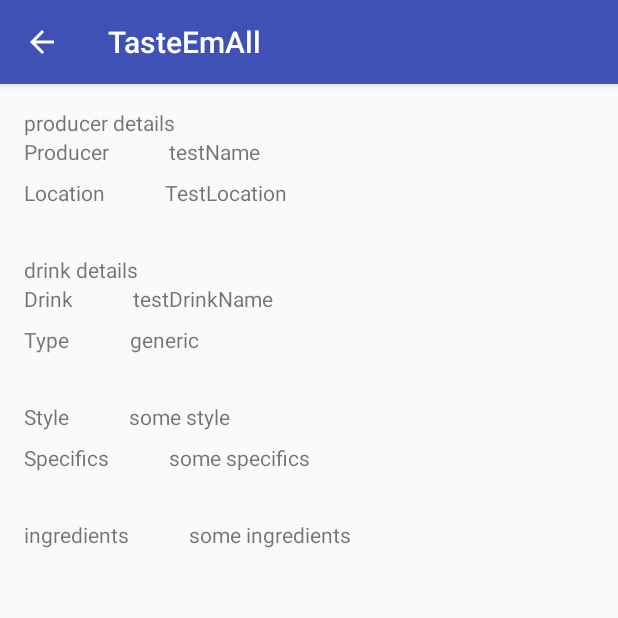
After one commit to fbartnitzek/TasteEmAll, an Android app: the ShowDrinkActivity screen opened directly, with no data from a screen before it, on a phone screen of 412 x 824 dp, the top half of it. The commit adds this screen. Run offline under Robolectric (Android 15) with nearby library versions, the phone set to English and light mode, and no system bars; 1 statement that could not run was skipped.

Commit message:
updated Drink-functionality (part 2) - joined query with drink and producer is working - ShowDrink-Dialog is working (quite simply) - other TODOs still exist (AND Reviews...)

```diff
--- a/app/build.gradle
+++ b/app/build.gradle
@@ -32,6 +32,7 @@ android {
 
 
 
+
 dependencies {
     compile fileTree(dir: 'libs', include: ['*.jar'])
     compile project(':pojodata')
--- a/app/src/main/java/com/example/fbartnitzek/tasteemall/DrinkAdapter.java
+++ b/app/src/main/java/com/example/fbartnitzek/tasteemall/DrinkAdapter.java
@@ -60,7 +60,7 @@ public class DrinkAdapter extends RecyclerView.Adapter<DrinkAdapter.ViewHolder>
 
         // TODO: joined query...
         holder.producerNameView.setText(
-                mCursor.getString(MainFragment.COL_QUERY_DRINK_PRODUCER_ID));
+                mCursor.getString(MainFragment.COL_QUERY_DRINK_PRODUCER_NAME));
         holder.drinkNameView.setText(
                 mCursor.getString(MainFragment.COL_QUERY_DRINK_NAME));
         holder.drinkTypeView.setText(
--- a/app/src/main/java/com/example/fbartnitzek/tasteemall/MainFragment.java
+++ b/app/src/main/java/com/example/fbartnitzek/tasteemall/MainFragment.java
@@ -52,13 +52,15 @@ public class MainFragment extends Fragment implements LoaderManager.LoaderCallba
     static final int COL_QUERY_PRODUCER_LOCATION = 3;
     private String mSearchString;
 
-    private static final String[] DRINK_QUERY_COLUMNS = {
+    private static final String[] DRINK_WITH_PRODUCER_QUERY_COLUMNS = {
             DrinkEntry.TABLE_NAME + "." +  DrinkEntry._ID,  // without the CursurAdapter doesn't work
             Drink.NAME,
             Drink.PRODUCER_ID,
             Drink.TYPE,
             Drink.SPECIFICS,
-            Drink.STYLE};
+            Drink.STYLE,
+            Producer.NAME,
+            Producer.LOCATION};
 
     static final int COL_QUERY_DRINK__ID = 0;
     static final int COL_QUERY_DRINK_NAME = 1;
@@ -66,6 +68,9 @@ public class MainFragment extends Fragment implements LoaderManager.LoaderCallba
     static final int COL_QUERY_DRINK_TYPE= 3;
     static final int COL_QUERY_DRINK_SPECIFICS= 4;
     static final int COL_QUERY_DRINK_STYLE= 5;
+    static final int COL_QUERY_DRINK_PRODUCER_NAME= 6;
+    static final int COL_QUERY_DRINK_PRODUCER_LOCATION= 7;
+
 
 
     public MainFragment() {}
@@ -116,7 +121,10 @@ public class MainFragment extends Fragment implements LoaderManager.LoaderCallba
                 Log.v(LOG_TAG, "onClick, hashCode=" + this.hashCode() + ", " + "drinkName = [" + drinkName + "], contentUri = [" + contentUri + "], viewHolder = [" + viewHolder + "]");
                 Snackbar.make(rootView, drinkName + " clicked...", LENGTH_SHORT).show();
 
-                // TODO: add activity and start it
+
+                Intent intent = new Intent(getActivity(), ShowDrinkActivity.class)
+                        .setData(contentUri);
+                startActivity(intent);
             }
         });
 
@@ -169,7 +177,7 @@ public class MainFragment extends Fragment implements LoaderManager.LoaderCallba
                 String sortOrder = DrinkEntry.TABLE_NAME + "." + Drink.NAME + " ASC";
                 return new CursorLoader(getActivity(),
                         DrinkEntry.buildUriWithName(mSearchString == null ? "" : mSearchString),
-                        DRINK_QUERY_COLUMNS,
+                        DRINK_WITH_PRODUCER_QUERY_COLUMNS,
                         null, null,
                         sortOrder);
             default:
--- /dev/null
+++ b/app/src/main/java/com/example/fbartnitzek/tasteemall/ShowDrinkActivity.java
@@ -0,0 +1,42 @@
+package com.example.fbartnitzek.tasteemall;
+
+import android.os.Bundle;
+import android.support.v7.app.AppCompatActivity;
+import android.support.v7.widget.Toolbar;
+import android.util.Log;
+
+public class ShowDrinkActivity extends AppCompatActivity {
+
+    private static final String FRAGMENT_TAG = "SHOw_DRINK_TAG";
+    private static final String LOG_TAG = ShowDrinkActivity.class.getName();
+    public static final String EXTRA_DRINK_URI = "EXTRA_DRINK_URI";
+    @Override
+    protected void onCreate(Bundle savedInstanceState) {
+        super.onCreate(savedInstanceState);
+        Log.v(LOG_TAG, "onCreate, hashCode=" + this.hashCode() + ", " + "savedInstanceState = [" + savedInstanceState + "]");
+        setContentView(R.layout.activity_show_drink);
+
+        Toolbar toolbar = (Toolbar) findViewById(R.id.toolbar);
+        setSupportActionBar(toolbar);
+
+        if (getSupportActionBar() != null) {
+            Log.v(LOG_TAG, "onCreate - supportActionBar ready, hashCode=" + this.hashCode() + ", " + "savedInstanceState = [" + savedInstanceState + "]");
+            getSupportActionBar().setDisplayHomeAsUpEnabled(true);
+            getSupportActionBar().setHomeButtonEnabled(true);
+        } else {
+            Log.v(LOG_TAG, "onCreate - supportActionBar not ready... , hashCode=" + this.hashCode() + ", " + "savedInstanceState = [" + savedInstanceState + "]");
+        }
+
+        Bundle args = new Bundle();
+        args.putParcelable(EXTRA_DRINK_URI, getIntent().getData());
+
+        ShowDrinkFragment fragment = new ShowDrinkFragment();
+        fragment.setArguments(args);
+
+        if (savedInstanceState == null) {
+            getSupportFragmentManager().beginTransaction()
+                    .add(R.id.drink_container, fragment, FRAGMENT_TAG)
+                    .commit();
+        }
+    }
+}
--- /dev/null
+++ b/app/src/main/java/com/example/fbartnitzek/tasteemall/ShowDrinkFragment.java
@@ -0,0 +1,138 @@
+package com.example.fbartnitzek.tasteemall;
+
+
+import android.database.Cursor;
+import android.net.Uri;
+import android.os.Bundle;
+import android.support.annotation.Nullable;
+import android.support.v4.app.Fragment;
+import android.support.v4.app.LoaderManager;
+import android.support.v4.content.CursorLoader;
+import android.support.v4.content.Loader;
+import android.util.Log;
+import android.view.LayoutInflater;
+import android.view.View;
+import android.view.ViewGroup;
+import android.widget.TextView;
+
+import com.example.fbartnitzek.tasteemall.data.DatabaseContract;
+import com.example.fbartnitzek.tasteemall.data.pojo.Drink;
+import com.example.fbartnitzek.tasteemall.data.pojo.Producer;
+
+
+/**
+ * A simple {@link Fragment} subclass.
+ */
+public class ShowDrinkFragment extends Fragment implements LoaderManager.LoaderCallbacks<Cursor> {
+
+    private static final String LOG_TAG = ShowDrinkFragment.class.getName();
+
+    private static final String[] DETAIL_COLUMNS = {
+            DatabaseContract.DrinkEntry.TABLE_NAME + "." + DatabaseContract.DrinkEntry._ID,  // without the CursurAdapter doesn't work
+            Drink.NAME,
+            Drink.PRODUCER_ID,
+            Drink.TYPE,
+            Drink.SPECIFICS,
+            Drink.STYLE,
+            Drink.INGREDIENTS,
+            Producer.NAME,
+            Producer.LOCATION};
+
+    static final int COL_QUERY_DRINK__ID = 0;
+    static final int COL_QUERY_DRINK_NAME = 1;
+    static final int COL_QUERY_DRINK_PRODUCER_ID = 2;
+    static final int COL_QUERY_DRINK_TYPE = 3;
+    static final int COL_QUERY_DRINK_SPECIFICS = 4;
+    static final int COL_QUERY_DRINK_STYLE = 5;
+    static final int COL_QUERY_DRINK_INGREDIENTS = 6;
+    static final int COL_QUERY_DRINK_PRODUCER_NAME = 7;
+    static final int COL_QUERY_DRINK_PRODUCER_LOCATION = 8;
+
+    public static final int SHOW_DRINK_LOADER_ID = 21;
+
+    private TextView mProducerNameView;
+    private TextView mProducerLocationView;
+
+    private TextView mDrinkNameView;
+    private TextView mDrinkTypeView;
+    private TextView mDrinkStyleView;
+    private TextView mDrinkSpecificsView;
+    private TextView mDrinkIngredientsView;
+    private Uri mUri;
+
+    public ShowDrinkFragment() {
+        Log.v(LOG_TAG, "ShowDrinkFragment, hashCode=" + this.hashCode() + ", " + "");
+        setHasOptionsMenu(true);    //later...
+
+    }
+
+
+    @Override
+    public View onCreateView(LayoutInflater inflater, ViewGroup container,
+                             Bundle savedInstanceState) {
+        // Inflate the layout for this fragment
+        View rootView = inflater.inflate(R.layout.fragment_show_drink, container, false);
+
+        Bundle args = getArguments();
+        if (args == null) {
+            Log.v(LOG_TAG, "onCreateView without args - something went wrong..., hashCode=" + this.hashCode() + ", " + "inflater = [" + inflater + "], container = [" + container + "], savedInstanceState = [" + savedInstanceState + "]");
+        } else {
+            if (args.containsKey(ShowDrinkActivity.EXTRA_DRINK_URI)) {
+                mUri = args.getParcelable(ShowDrinkActivity.EXTRA_DRINK_URI);
+                Log.v(LOG_TAG, "onCreateView, mUri=" + mUri + ", hashCode=" + this.hashCode() + ", " + "inflater = [" + inflater + "], container = [" + container + "], savedInstanceState = [" + savedInstanceState + "]");
+            }
+        }
+
+        mProducerNameView = (TextView) rootView.findViewById(R.id.producer_name);
+        mProducerLocationView = (TextView) rootView.findViewById(R.id.producer_location);
+
+        mDrinkNameView = (TextView) rootView.findViewById(R.id.drink_name);
+        mDrinkTypeView = (TextView) rootView.findViewById(R.id.drink_type);
+        mDrinkStyleView = (TextView) rootView.findViewById(R.id.drink_style);
+        mDrinkSpecificsView = (TextView) rootView.findViewById(R.id.drink_specifics);
+        mDrinkIngredientsView = (TextView) rootView.findViewById(R.id.drink_ingredients);
+
+        return rootView;
+    }
+
+    @Override
+    public void onActivityCreated(@Nullable Bundle savedInstanceState) {
+        Log.v(LOG_TAG, "onActivityCreated, hashCode=" + this.hashCode() + ", " + "savedInstanceState = [" + savedInstanceState + "]");
+        getLoaderManager().initLoader(SHOW_DRINK_LOADER_ID, null, this);
+        super.onActivityCreated(savedInstanceState);
+    }
+
+    @Override
+    public Loader<Cursor> onCreateLoader(int id, Bundle args) {
+        Log.v(LOG_TAG, "onCreateLoader, hashCode=" + this.hashCode() + ", " + "id = [" + id + "], args = [" + args + "]");
+        if (mUri != null) {
+            return new CursorLoader(
+                    getActivity(),
+                    mUri,
+                    DETAIL_COLUMNS,
+                    null,
+                    null,
+                    null);
+        }
+        return null;
+    }
+
+    @Override
+    public void onLoadFinished(Loader<Cursor> loader, Cursor data) {
+        if (data != null && data.moveToFirst()) {
+            mProducerNameView.setText(data.getString(COL_QUERY_DRINK_PRODUCER_NAME));
+            mProducerLocationView.setText(data.getString(COL_QUERY_DRINK_PRODUCER_LOCATION));
+
+            mDrinkNameView.setText(data.getString(COL_QUERY_DRINK_NAME));
+            mDrinkTypeView.setText(data.getString(COL_QUERY_DRINK_TYPE));
+            mDrinkStyleView.setText(data.getString(COL_QUERY_DRINK_STYLE));
+            mDrinkSpecificsView.setText(data.getString(COL_QUERY_DRINK_SPECIFICS));
+            mDrinkIngredientsView.setText(data.getString(COL_QUERY_DRINK_INGREDIENTS));
+        }
+    }
+
+    @Override
+    public void onLoaderReset(Loader<Cursor> loader) {
+        Log.v(LOG_TAG, "onLoaderReset, hashCode=" + this.hashCode() + ", " + "loader = [" + loader + "]");
+    }
+}
--- a/app/src/main/java/com/example/fbartnitzek/tasteemall/data/DatabaseContract.java
+++ b/app/src/main/java/com/example/fbartnitzek/tasteemall/data/DatabaseContract.java
@@ -29,6 +29,7 @@ public class DatabaseContract {
     public static final String PATH_PRODUCER_BY_NAME = "producer_by_name";
     public static final String PATH_DRINK_BY_NAME = "drink_by_name";
     public static final String PATH_DRINK = "drink";
+    public static final String PATH_DRINK_WITH_PRODUCER_BY_NAME = "drink_with_producer_by_name";
     public static final String PATH_REVIEW = "review";
 
 //    //URI data
@@ -87,6 +88,11 @@ public class DatabaseContract {
         }
 
         public static Uri buildUriWithName(String searchString) {
+            return BASE_CONTENT_URI.buildUpon().appendPath(PATH_DRINK_WITH_PRODUCER_BY_NAME).
+                    appendPath(searchString).build();
+        }
+
+        public static Uri buildUriDrinkOnlyWithName(String searchString) {
             return BASE_CONTENT_URI.buildUpon().appendPath(PATH_DRINK_BY_NAME).
                     appendPath(searchString).build();
         }
--- a/app/src/main/java/com/example/fbartnitzek/tasteemall/data/DatabaseProvider.java
+++ b/app/src/main/java/com/example/fbartnitzek/tasteemall/data/DatabaseProvider.java
@@ -7,6 +7,7 @@ import android.content.UriMatcher;
 import android.database.Cursor;
 import android.database.SQLException;
 import android.database.sqlite.SQLiteDatabase;
+import android.database.sqlite.SQLiteQueryBuilder;
 import android.net.Uri;
 import android.support.annotation.Nullable;
 import android.util.Log;
@@ -46,6 +47,8 @@ public class DatabaseProvider extends ContentProvider {
 
     private static final int DRINKS = 300;
     private static final int DRINKS_BY_NAME = 301;
+    private static final int DRINKS_WITH_PRODUCER_BY_NAME = 310;
+    private static final int DRINKS_WITH_PRODUCER_BY_ID = 311;
 //    private static final int USERS = 400;
     private static final int REVIEWS = 500;
 
@@ -88,10 +91,14 @@ public class DatabaseProvider extends ContentProvider {
         matcher.addURI(authority, DatabaseContract.PATH_PRODUCER_BY_NAME+ "/*", PRODUCERS_BY_NAME);
         //TODO: all breweries in certain location - even better in area (center, radius)
 
-        // all beers
+        // all drinks
         matcher.addURI(authority, DatabaseContract.PATH_DRINK, DRINKS);
         matcher.addURI(authority, DatabaseContract.PATH_DRINK_BY_NAME + "/", DRINKS_BY_NAME);
         matcher.addURI(authority, DatabaseContract.PATH_DRINK_BY_NAME + "/*", DRINKS_BY_NAME);
+        matcher.addURI(authority, DatabaseContract.PATH_DRINK_WITH_PRODUCER_BY_NAME + "/", DRINKS_WITH_PRODUCER_BY_NAME);
+        matcher.addURI(authority, DatabaseContract.PATH_DRINK_WITH_PRODUCER_BY_NAME + "/*", DRINKS_WITH_PRODUCER_BY_NAME);
+        matcher.addURI(authority, DatabaseContract.PATH_DRINK + "/#", DRINKS_WITH_PRODUCER_BY_ID);
+
         // TODO: all beers of certain brewery, of breweries in certain location / area
 
         // all users
@@ -151,7 +158,19 @@ public class DatabaseProvider extends ContentProvider {
                 cursor = db.query(DrinkEntry.TABLE_NAME, projection, DRINKS_BY_NAME_SELECTION,
                         mySelectionArgs, null, null, sortOrder);
                 break;
-
+            case DRINKS_WITH_PRODUCER_BY_NAME:
+                pattern = DrinkEntry.getSearchString(uri);
+                mySelectionArgs = new String[]{pattern + "%"};
+//                cursor = db.query(DrinkEntry.TABLE_NAME, projection, DRINKS_BY_NAME_SELECTION,
+//                        mySelectionArgs, null, null, sortOrder);
+                cursor = sDrinksWithProducersQueryBuilder.query(db,
+                        projection, DRINKS_BY_NAME_SELECTION, mySelectionArgs, null, null, sortOrder);
+                break;
+            case DRINKS_WITH_PRODUCER_BY_ID:
+                cursor = sDrinksWithProducersQueryBuilder.query(db,
+                        projection, DrinkEntry.TABLE_NAME + "." + DrinkEntry._ID + " = '" + ContentUris.parseId(uri) + "'",
+                        selectionArgs, null, null, sortOrder);
+                break;
             case REVIEWS:
                 cursor = db.query(ReviewEntry.TABLE_NAME, projection, selection, selectionArgs,
                         null, null, sortOrder);
@@ -162,6 +181,16 @@ public class DatabaseProvider extends ContentProvider {
         }
         cursor.setNotificationUri(getContext().getContentResolver(), uri);
         return cursor;
+    }
+
+    private static final SQLiteQueryBuilder sDrinksWithProducersQueryBuilder;
+
+    static{
+        sDrinksWithProducersQueryBuilder = new SQLiteQueryBuilder();
+        sDrinksWithProducersQueryBuilder.setTables(
+                DrinkEntry.TABLE_NAME + " INNER JOIN " + ProducerEntry.TABLE_NAME
+                        + " ON " + DrinkEntry.TABLE_NAME + "." + Drink.PRODUCER_ID + " = "
+                        + ProducerEntry.TABLE_NAME + "." + Producer.PRODUCER_ID);
     }
 
     @Nullable
--- /dev/null
+++ b/app/src/main/res/layout/activity_show_drink.xml
@@ -0,0 +1,27 @@
+<?xml version="1.0" encoding="utf-8"?>
+<android.support.design.widget.CoordinatorLayout
+    xmlns:android="http://schemas.android.com/apk/res/android"
+    xmlns:app="http://schemas.android.com/apk/res-auto"
+    xmlns:tools="http://schemas.android.com/tools"
+    android:layout_width="match_parent"
+    android:layout_height="match_parent"
+    android:fitsSystemWindows="true"
+    tools:context="com.example.fbartnitzek.tasteemall.ShowDrinkActivity">
+
+    <android.support.design.widget.AppBarLayout
+        android:layout_width="match_parent"
+        android:layout_height="wrap_content"
+        android:theme="@style/AppTheme.AppBarOverlay">
+
+        <android.support.v7.widget.Toolbar
+            android:id="@+id/toolbar"
+            android:layout_width="match_parent"
+            android:layout_height="?attr/actionBarSize"
+            android:background="?attr/colorPrimary"
+            app:popupTheme="@style/AppTheme.PopupOverlay"/>
+
+    </android.support.design.widget.AppBarLayout>
+
+    <include layout="@layout/content_drink"/>
+
+</android.support.design.widget.CoordinatorLayout>
--- /dev/null
+++ b/app/src/main/res/layout/content_drink.xml
@@ -0,0 +1,7 @@
+<?xml version="1.0" encoding="utf-8"?>
+<FrameLayout xmlns:android="http://schemas.android.com/apk/res/android"
+             xmlns:app="http://schemas.android.com/apk/res-auto"
+             android:id="@+id/drink_container"
+             android:layout_width="match_parent"
+             android:layout_height="match_parent"
+             app:layout_behavior="@string/appbar_scrolling_view_behavior"/>
--- /dev/null
+++ b/app/src/main/res/layout/fragment_show_drink.xml
@@ -0,0 +1,171 @@
+<LinearLayout xmlns:android="http://schemas.android.com/apk/res/android"
+              xmlns:tools="http://schemas.android.com/tools"
+              android:layout_width="match_parent"
+              android:layout_height="match_parent"
+              android:orientation="vertical"
+              android:padding="16dp"
+              tools:context=".ShowDrinkFragment"
+              tools:showIn="@layout/fragment_show_drink">
+
+    <TextView
+        android:text="producer details"
+        android:layout_width="match_parent"
+        android:layout_height="wrap_content"/>
+
+    <LinearLayout
+        android:layout_width="match_parent"
+        android:layout_height="wrap_content"
+        android:orientation="horizontal">
+
+        <TextView
+            android:id="@+id/label_producer_name"
+            android:layout_width="wrap_content"
+            android:layout_height="wrap_content"
+            android:layout_gravity="center"
+            android:paddingBottom="8dp"
+            android:paddingRight="40dp"
+            android:text="Producer"/>
+
+        <TextView
+            android:id="@+id/producer_name"
+            android:layout_width="wrap_content"
+            android:layout_height="wrap_content"
+            android:layout_gravity="center"
+            android:paddingBottom="8dp"
+            android:text="testName"/>
+    </LinearLayout>
+
+    <LinearLayout
+        android:layout_width="match_parent"
+        android:layout_height="wrap_content"
+        android:orientation="horizontal"
+        android:paddingBottom="32dp">
+
+        <TextView
+            android:id="@+id/label_producer_location"
+            android:layout_width="wrap_content"
+            android:layout_height="wrap_content"
+            android:paddingRight="40dp"
+            android:text="Location"/>
+
+        <TextView
+            android:id="@+id/producer_location"
+            android:layout_width="wrap_content"
+            android:layout_height="wrap_content"
+            android:text="TestLocation"/>
+    </LinearLayout>
+
+
+    <TextView
+        android:text="drink details"
+        android:layout_width="match_parent"
+        android:layout_height="wrap_content"/>
+
+    <LinearLayout
+
+        android:layout_width="match_parent"
+        android:layout_height="wrap_content"
+        android:orientation="horizontal">
+
+        <TextView
+            android:id="@+id/label_drink_name"
+            android:layout_width="wrap_content"
+            android:layout_height="wrap_content"
+            android:layout_gravity="center"
+            android:paddingBottom="8dp"
+            android:paddingRight="40dp"
+            android:text="Drink"/>
+
+        <TextView
+            android:id="@+id/drink_name"
+            android:layout_width="wrap_content"
+            android:layout_height="wrap_content"
+            android:layout_gravity="center"
+            android:paddingBottom="8dp"
+            android:text="testDrinkName"/>
+    </LinearLayout>
+
+    <LinearLayout
+        android:layout_width="match_parent"
+        android:layout_height="wrap_content"
+        android:orientation="horizontal"
+        android:paddingBottom="32dp">
+
+        <TextView
+            android:id="@+id/label_drink_type"
+            android:layout_width="wrap_content"
+            android:layout_height="wrap_content"
+            android:paddingRight="40dp"
+            android:text="Type"/>
+
+        <TextView
+            android:id="@+id/drink_type"
+            android:layout_width="wrap_content"
+            android:layout_height="wrap_content"
+            android:text="generic"/>
+    </LinearLayout>
+
+    <LinearLayout
+        android:layout_width="match_parent"
+        android:layout_height="wrap_content"
+        android:orientation="horizontal">
+
+        <TextView
+            android:id="@+id/label_drink_style"
+            android:layout_width="wrap_content"
+            android:layout_height="wrap_content"
+            android:layout_gravity="center"
+            android:paddingBottom="8dp"
+            android:paddingRight="40dp"
+            android:text="Style"/>
+
+        <TextView
+            android:id="@+id/drink_style"
+            android:layout_width="wrap_content"
+            android:layout_height="wrap_content"
+            android:layout_gravity="center"
+            android:paddingBottom="8dp"
+            android:text="some style"/>
+    </LinearLayout>
+
+    <LinearLayout
+        android:layout_width="match_parent"
+        android:layout_height="wrap_content"
+        android:orientation="horizontal"
+        android:paddingBottom="32dp">
+
+        <TextView
+            android:id="@+id/label_drink_specifics"
+            android:layout_width="wrap_content"
+            android:layout_height="wrap_content"
+            android:paddingRight="40dp"
+            android:text="Specifics"/>
+
+        <TextView
+            android:id="@+id/drink_specifics"
+            android:layout_width="wrap_content"
+            android:layout_height="wrap_content"
+            android:text="some specifics"/>
+    </LinearLayout>
+
+    <LinearLayout
+        android:layout_width="match_parent"
+        android:layout_height="wrap_content"
+        android:orientation="horizontal"
+        android:paddingBottom="32dp">
+
+        <TextView
+            android:id="@+id/label_drink_ingredients"
+            android:layout_width="wrap_content"
+            android:layout_height="wrap_content"
+            android:paddingRight="40dp"
+            android:text="ingredients"/>
+
+        <TextView
+            android:id="@+id/drink_ingredients"
+            android:layout_width="wrap_content"
+            android:layout_height="wrap_content"
+            android:text="some ingredients"/>
+    </LinearLayout>
+
+</LinearLayout>
```
Also changed, not shown: app/src/main/AndroidManifest.xml (+11 -3 lines), 1 other file.
